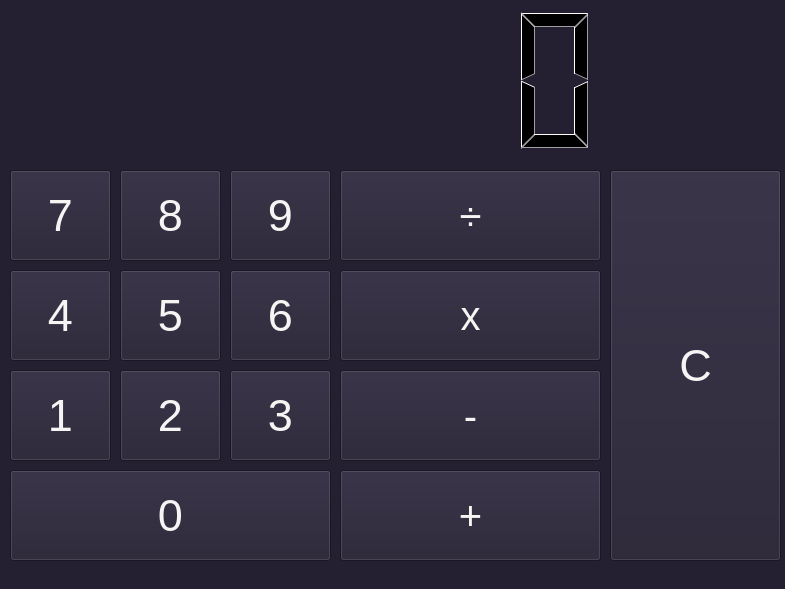
First picture: the form in QT_Calc/calculator_interface.ui, repository EduardoVeneza/QT_Calculator, before the edit.
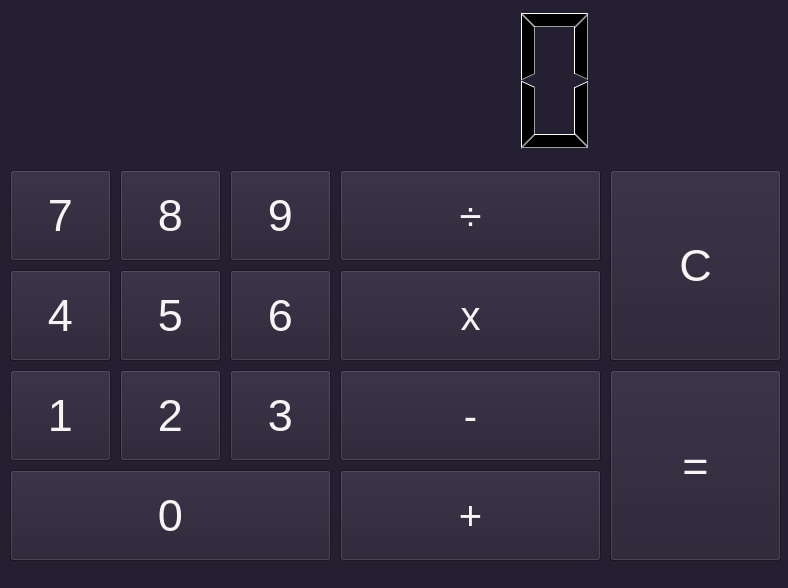
Second picture: the form after the edit.

```diff
--- a/QT_Calc/calculator_interface.ui
+++ b/QT_Calc/calculator_interface.ui
@@ -9,8 +9,8 @@
    <rect>
     <x>0</x>
     <y>0</y>
-    <width>785</width>
-    <height>589</height>
+    <width>788</width>
+    <height>588</height>
    </rect>
   </property>
   <property name="windowTitle">
@@ -394,7 +394,7 @@
       <x>610</x>
       <y>170</y>
       <width>171</width>
-      <height>391</height>
+      <height>191</height>
      </rect>
     </property>
     <property name="font">
@@ -412,6 +412,30 @@
      <string>C</string>
     </property>
    </widget>
+   <widget class="QPushButton" name="button_equal">
+    <property name="geometry">
+     <rect>
+      <x>610</x>
+      <y>370</y>
+      <width>171</width>
+      <height>191</height>
+     </rect>
+    </property>
+    <property name="font">
+     <font>
+      <pointsize>34</pointsize>
+     </font>
+    </property>
+    <property name="cursor">
+     <cursorShape>PointingHandCursor</cursorShape>
+    </property>
+    <property name="styleSheet">
+     <string notr="true">color: rgb(246, 245, 244);</string>
+    </property>
+    <property name="text">
+     <string>=</string>
+    </property>
+   </widget>
   </widget>
   <widget class="QStatusBar" name="statusbar"/>
  </widget>
```
